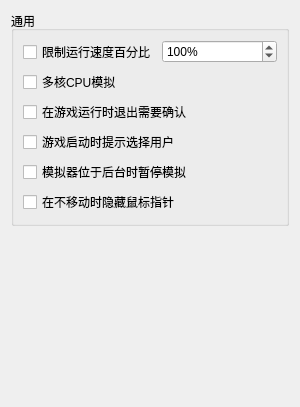
formylover/yuzu-early-access, file src/yuzu/configuration/configure_general.ui: the form before one commit.
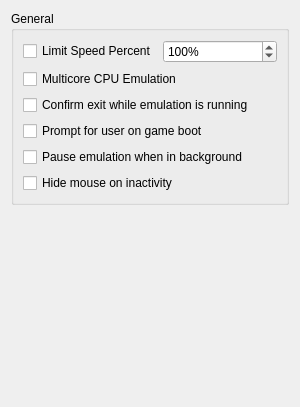
The form after the commit.

```diff
--- a/src/yuzu/configuration/configure_general.ui
+++ b/src/yuzu/configuration/configure_general.ui
@@ -19,7 +19,7 @@
      <item>
       <widget class="QGroupBox" name="GeneralGroupBox">
        <property name="title">
-        <string>通用</string>
+        <string>General</string>
        </property>
        <layout class="QHBoxLayout" name="GeneralHorizontalLayout">
         <item>
@@ -29,7 +29,7 @@
             <item>
              <widget class="QCheckBox" name="toggle_frame_limit">
               <property name="text">
-               <string>限制运行速度百分比</string>
+               <string>Limit Speed Percent</string>
               </property>
              </widget>
             </item>
@@ -54,35 +54,35 @@
           <item>
            <widget class="QCheckBox" name="use_multi_core">
             <property name="text">
-             <string>多核CPU模拟</string>
+             <string>Multicore CPU Emulation</string>
             </property>
            </widget>
           </item>
           <item>
            <widget class="QCheckBox" name="toggle_check_exit">
             <property name="text">
-             <string>在游戏运行时退出需要确认</string>
+             <string>Confirm exit while emulation is running</string>
             </property>
            </widget>
           </item>
           <item>
            <widget class="QCheckBox" name="toggle_user_on_boot">
             <property name="text">
-             <string>游戏启动时提示选择用户</string>
+             <string>Prompt for user on game boot</string>
             </property>
            </widget>
           </item>
           <item>
            <widget class="QCheckBox" name="toggle_background_pause">
             <property name="text">
-             <string>模拟器位于后台时暂停模拟</string>
+             <string>Pause emulation when in background</string>
             </property>
            </widget>
           </item>
           <item>
            <widget class="QCheckBox" name="toggle_hide_mouse">
             <property name="text">
-             <string>在不移动时隐藏鼠标指针</string>
+             <string>Hide mouse on inactivity</string>
             </property>
            </widget>
           </item>
```
